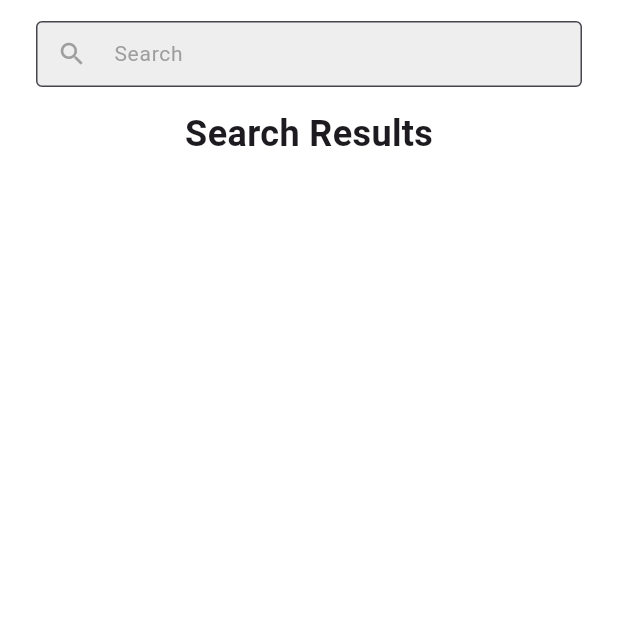
After one commit to NguyenTongAnhQuan443/Ola-Chat-Mobile, a Flutter app: the SearchScreen screen opened directly, on a phone screen of 412 x 824 dp, the top half of it. The commit adds this screen. Run offline on Flutter 3.47's test engine with Material 3 defaults, Android fonts, the phone set to English and light mode, and no system bars; network calls fail.

Commit message:
Add Search Screen

```diff
--- a/lib/ui/views/bottom_navigationbar_screen.dart
+++ b/lib/ui/views/bottom_navigationbar_screen.dart
@@ -1,5 +1,6 @@
 import 'package:flutter/material.dart';
 import 'package:olachat_mobile/ui/views/feed_screen.dart';
+import 'package:olachat_mobile/ui/views/search_screen.dart';
 import 'package:olachat_mobile/ui/views/signup_screen.dart';
 
 class BottomNavigationbarScreen extends StatefulWidget {
@@ -14,7 +15,7 @@ class _BottomNavigationbarScreenState extends State<BottomNavigationbarScreen> {
   int currentTab = 0;
   final List<Widget> screens = [
     FeedScreen(),
-    // SignUpScreen(),
+    SearchScreen()
     // SignUpScreen(),
     // SignUpScreen(),
     // SignUpScreen(),
--- /dev/null
+++ b/lib/ui/views/search_screen.dart
@@ -0,0 +1,53 @@
+import 'package:flutter/material.dart';
+
+class SearchScreen extends StatefulWidget {
+  const SearchScreen({super.key});
+
+  @override
+  State<SearchScreen> createState() => _SearchScreenState();
+}
+
+class _SearchScreenState extends State<SearchScreen> {
+  TextEditingController _controller = TextEditingController();
+
+  @override
+  Widget build(BuildContext context) {
+    return Scaffold(
+      backgroundColor: Colors.white,
+      body: Column(
+        children: [
+          Padding(
+            padding: const EdgeInsets.fromLTRB(24, 14, 24, 14),
+            child: SizedBox(
+              height: 44,
+              child: TextField(
+                controller: _controller,
+                decoration: InputDecoration(
+                  prefixIcon: Icon(
+                    Icons.search,
+                    color: Colors.grey,
+                    size: 20,
+                  ),
+                  hintText: "Search",
+                  hintStyle: TextStyle(color: Colors.grey, fontSize: 14),
+                  border: OutlineInputBorder(
+                    // borderRadius: BorderRadius.circular(30.0),
+                    borderSide: BorderSide(color: Colors.grey),
+                  ),
+                  filled: true,
+                  fillColor: Colors.grey[200],
+                ),
+              ),
+            ),
+          ),
+          Center(
+            child: Text(
+              "Search Results",
+              style: TextStyle(fontSize: 24, fontWeight: FontWeight.bold),
+            ),
+          ),
+        ],
+      ),
+    );
+  }
+}
```
Also changed, not shown: assets/demo/search_screen.png (added).
